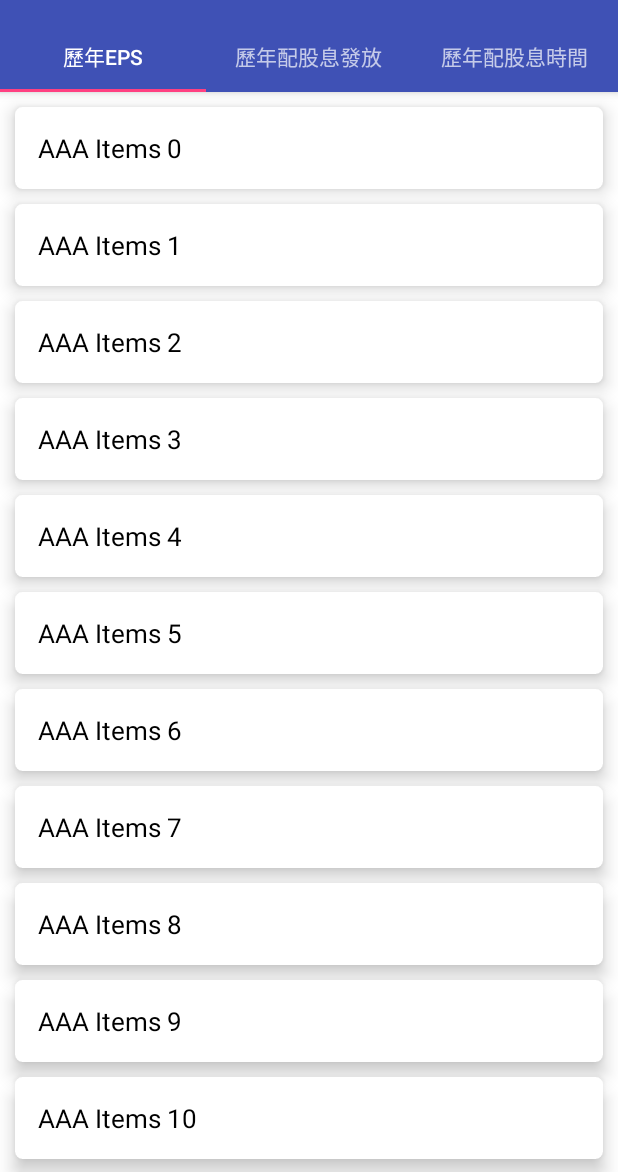
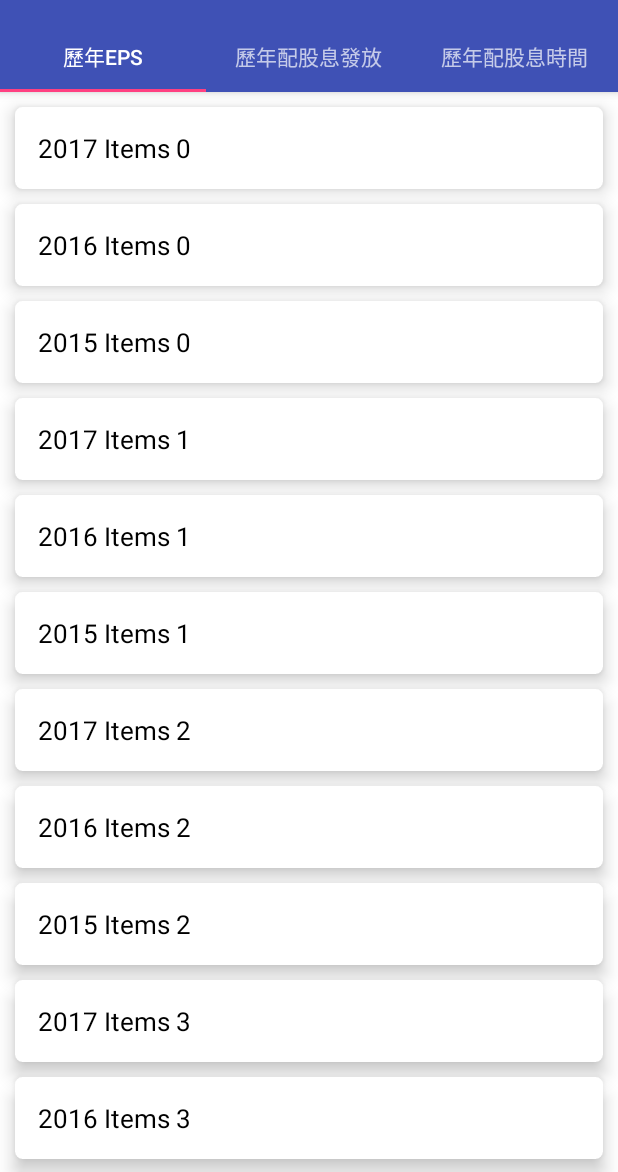
Before and after one commit to empirejames/StockParser, an Android app: the DummyFragment screen opened directly, with no data from a screen before it, on a phone screen of 412 x 824 dp, the part 64-1236 px from its top. Run offline under Robolectric (Android 15) with nearby library versions, the phone set to English and light mode, and no system bars; 1 statement that could not run was skipped.

Commit message:
could adding somethis data in fragment

```diff
--- a/app/src/main/AndroidManifest.xml
+++ b/app/src/main/AndroidManifest.xml
@@ -27,7 +27,7 @@
         <meta-data android:name="com.google.android.gms.version"
             android:value="@integer/google_play_services_version" />
 
-        <activity android:name=".util.upNewData">
+        <activity android:name=".LoginActivity">
             <intent-filter>
                 <action android:name="android.intent.action.MAIN" />
                 <category android:name="android.intent.category.LAUNCHER" />
@@ -37,6 +37,7 @@
         <activity android:name=".Fragment.FragmentAbout"></activity>
         <activity android:name=".MainActivity"></activity>
         <activity android:name=".ResetPasswordActivity"></activity>
+        <activity android:name=".util.upNewData"></activity>
         <activity android:name="com.facebook.FacebookActivity"
             android:configChanges=
                 "keyboard|keyboardHidden|screenLayout|screenSize|orientation"
--- a/app/src/main/java/com/james/stockparser/Fragment/DummyFragment.java
+++ b/app/src/main/java/com/james/stockparser/Fragment/DummyFragment.java
@@ -23,12 +23,19 @@ public class DummyFragment extends Fragment {
     private String title;//String for tab title
 
     private static RecyclerView recyclerView;
+    private ArrayList a = new ArrayList();
 
     public DummyFragment() {
     }
+
     @SuppressLint("ValidFragment")
-    public DummyFragment (String title) {
+    public DummyFragment(String title) {
         this.title = title;//Setting tab title
+    }
+
+    @SuppressLint("ValidFragment")
+    public DummyFragment(ArrayList a) {
+        this.a = a;//Setting tab title
     }
 
     @Nullable
@@ -40,6 +47,7 @@ public class DummyFragment extends Fragment {
         return view;
 
     }
+
     //Setting recycler view
     private void setRecyclerView() {
 
@@ -49,7 +57,12 @@ public class DummyFragment extends Fragment {
 
         ArrayList<String> arrayList = new ArrayList<>();
         for (int i = 0; i < 20; i++) {
-            arrayList.add(title+" Items " + i);//Adding items to recycler view
+            if (title != null) {
+                arrayList.add(title + " Items " + i);
+            }
+            for (int j = 0; j < a.size(); j++) {
+                arrayList.add(a.get(j) + " Items " + i);//Adding items to recycler view
+            }
         }
         RecyclerView_Adapter adapter = new RecyclerView_Adapter(getActivity(), arrayList);
         recyclerView.setAdapter(adapter);// set adapter on recyclerview
--- a/app/src/main/java/com/james/stockparser/Fragment/FragmentMain.java
+++ b/app/src/main/java/com/james/stockparser/Fragment/FragmentMain.java
@@ -10,11 +10,18 @@ import android.view.View;
 
 import com.james.stockparser.R;
 
+import java.util.ArrayList;
+
 public class FragmentMain extends AppCompatActivity {
     private static Toolbar mToolbar;
     private static ViewPager viewPager;
     private static TabLayout tabLayout;
     String TAG = FragmentMain.class.getSimpleName();
+    private ArrayList<String> hisEPS = new ArrayList<>();
+    private ArrayList<String> hisGuLi = new ArrayList<>();
+    private ArrayList<String> hisGuShi = new ArrayList<>();
+    private ArrayList<String> hisPresent = new ArrayList<>();
+
 
 
     @Override
@@ -34,6 +41,11 @@ public class FragmentMain extends AppCompatActivity {
         if(bundle.getString("stockName")!= null) {
             String name  = bundle.getString("stockName");
             String number  = bundle.getString("stockNumber");
+            hisEPS = bundle.getStringArrayList("stockEps");
+            Log.e(TAG,hisEPS+ "");
+            hisGuLi = bundle.getStringArrayList("stockGuLi");
+            hisGuShi = bundle.getStringArrayList("stockGuShi");
+            hisPresent = bundle.getStringArrayList("stockPresent");
             getSupportActionBar().setTitle(number + " " + name );
             Log.e(TAG,number + " " + name );
         }
@@ -71,12 +83,15 @@ public class FragmentMain extends AppCompatActivity {
         });
     }
 
-
     //Setting View Pager
     private void setupViewPager(ViewPager viewPager) {
         ViewPagerAdapter adapter = new ViewPagerAdapter(getSupportFragmentManager());
-        adapter.addFrag(new DummyFragment("AAA"), "歷年EPS");
-        adapter.addFrag(new DummyFragment("BBB"), "歷年配股息發放");
+        ArrayList a = new ArrayList();
+        a.add("2017");
+        a.add("2016");
+        a.add("2015");
+        adapter.addFrag(new DummyFragment(a), "歷年EPS");
+        adapter.addFrag(new DummyFragment(hisEPS), "歷年配股息發放");
         adapter.addFrag(new DummyFragment("CCC"), "歷年配股息時間");
         viewPager.setAdapter(adapter);
     }
--- a/app/src/main/java/com/james/stockparser/util/upNewData.java
+++ b/app/src/main/java/com/james/stockparser/util/upNewData.java
@@ -3,12 +3,14 @@ package com.james.stockparser.util;
 import android.os.Bundle;
 import android.support.v7.app.AppCompatActivity;
 import android.util.Log;
+import android.widget.Toast;
 
 import com.google.firebase.database.DataSnapshot;
 import com.google.firebase.database.DatabaseError;
 import com.google.firebase.database.DatabaseReference;
 import com.google.firebase.database.FirebaseDatabase;
 import com.google.firebase.database.ValueEventListener;
+import com.james.stockparser.MainActivity;
 import com.james.stockparser.R;
 import com.james.stockparser.StockInfoParser;
 
@@ -26,5 +28,6 @@ public class upNewData extends AppCompatActivity {
         setContentView(R.layout.about_main);
         stockinfo = new StockInfoParser();
         stockinfo.start();
+        //Toast.makeText(upNewData.this, "....", Toast.LENGTH_SHORT).show();
     }
 }
--- a/app/src/main/res/layout/fragment_about.xml
+++ b/app/src/main/res/layout/fragment_about.xml
@@ -21,8 +21,7 @@
             android:layout_width="match_parent"
             android:layout_height="match_parent"
             android:layout_below="@+id/toolbar"
-            android:orientation="vertical"
-            android:weightSum="10">
+            android:orientation="vertical">
 
             <RelativeLayout
                 android:layout_width="match_parent"
@@ -99,6 +98,7 @@
                 android:layout_height="wrap_content"
                 android:layout_weight="2"
                 android:orientation="horizontal"
+                android:layout_marginBottom="5dp"
                 android:weightSum="2">
 
                 <Button
```
Also changed, not shown: app/src/main/java/com/james/stockparser/MainActivity.java (+96 -15 lines), app/src/main/java/com/james/stockparser/StockHistory.java (added, +31 -0 lines), app/src/main/java/com/james/stockparser/StockInfoParser.java (+13 -10 lines).
